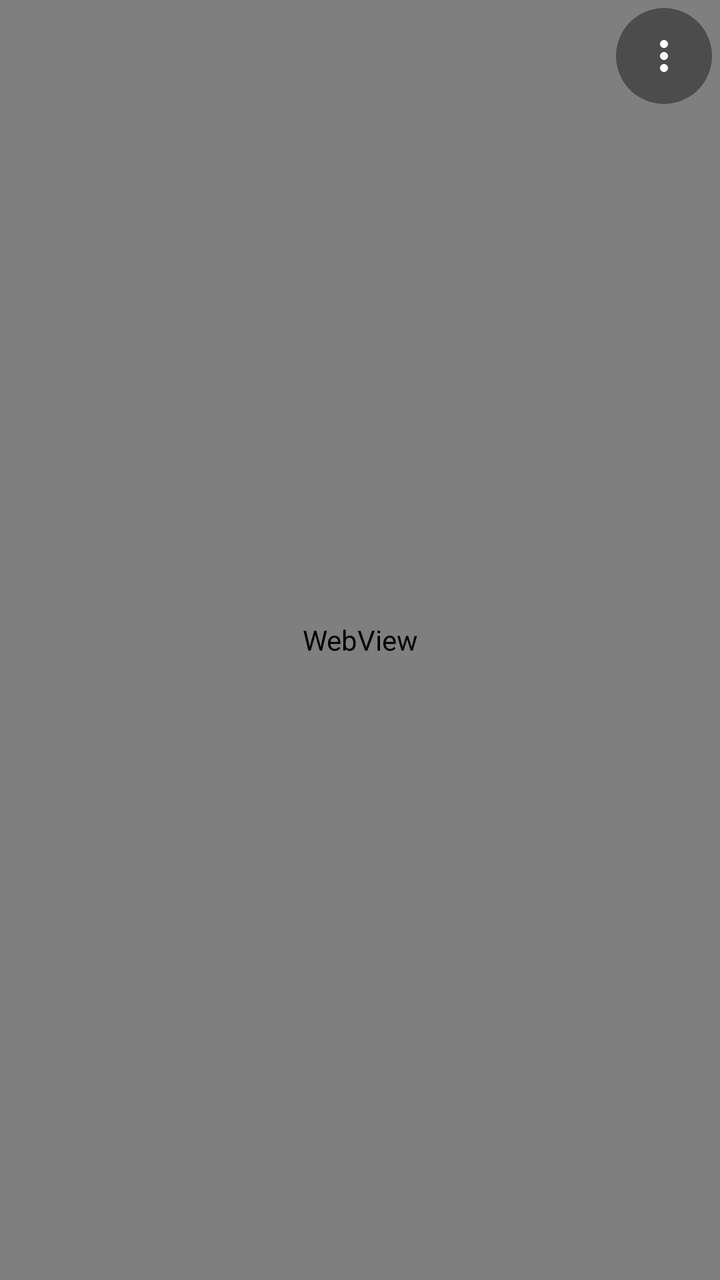
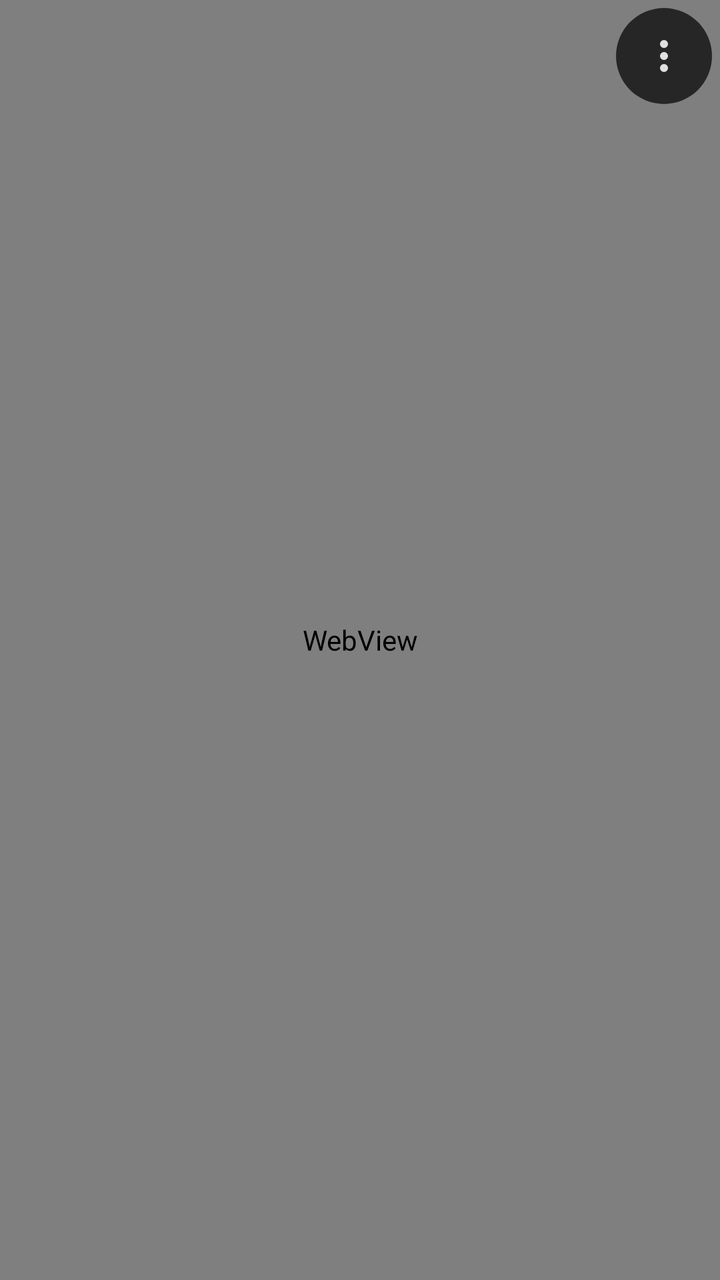

Two renders of the same Android screen: before a commit and after it. Below are the layout's source before the change and the commit's diff.
<!-- AndroidManifest.xml: activity theme AppTheme.FullScreen -->
<!-- res/layout/activity_web_browser.xml -->
<?xml version="1.0" encoding="utf-8"?>
<RelativeLayout xmlns:android="http://schemas.android.com/apk/res/android"
    xmlns:app="http://schemas.android.com/apk/res-auto"
    android:layout_width="match_parent"
    android:layout_height="match_parent">

    
    <WebView
        android:id="@+id/wv_browser"
        android:layout_width="match_parent"
        android:layout_height="match_parent" />

    
    <ProgressBar
        android:id="@+id/pb_browser_loading"
        style="?android:attr/progressBarStyleHorizontal"
        android:layout_width="match_parent"
        android:layout_height="wrap_content"
        android:layout_alignParentTop="true"
        android:visibility="gone" />

    
    <LinearLayout
        android:id="@+id/layout_floating_gnb"
        android:layout_width="match_parent"
        android:layout_height="64dp"
        android:layout_alignParentBottom="true"
        android:background="@color/colorOverlay"
        android:orientation="horizontal"
        android:gravity="center"
        android:padding="8dp"
        android:visibility="gone">

        <Button
            android:id="@+id/btn_gnb_prev"
            android:layout_width="wrap_content"
            android:layout_height="match_parent"
            android:text="@string/browser_prev"
            android:backgroundTint="@color/colorAccent"
            android:textColor="@color/colorOnAccent"
            android:layout_marginEnd="16dp" />

        <Button
            android:id="@+id/btn_gnb_next"
            android:layout_width="wrap_content"
            android:layout_height="match_parent"
            android:text="@string/browser_next"
            android:backgroundTint="@color/colorAccent"
            android:textColor="@color/colorOnAccent"
            android:layout_marginStart="16dp" />

    </LinearLayout>

    
    <RelativeLayout
        android:id="@+id/layout_quick_overlay"
        android:layout_width="match_parent"
        android:layout_height="wrap_content"
        android:layout_alignParentTop="true">

        <ImageButton
            android:id="@+id/btn_quick_handle"
            android:layout_width="48dp"
            android:layout_height="48dp"
            android:layout_alignParentTop="true"
            android:layout_alignParentEnd="true"
            android:layout_margin="4dp"
            android:background="@drawable/bg_quick_handle"
            android:contentDescription="@string/quick_menu"
            android:src="@drawable/ic_more_vert"
            app:tint="@color/colorWhite" />

        <LinearLayout
            android:id="@+id/layout_quick_toolbar"
            android:layout_width="match_parent"
            android:layout_height="56dp"
            android:layout_alignParentTop="true"
            android:layout_alignParentStart="true"
            android:layout_toStartOf="@id/btn_quick_handle"
            android:background="@color/colorOverlay"
            android:orientation="horizontal"
            android:gravity="center_vertical"
            android:visibility="gone">

        <ImageButton
            android:id="@+id/btn_quick_back"
            android:layout_width="0dp"
            android:layout_height="48dp"
            android:layout_weight="1"
            android:background="?attr/selectableItemBackgroundBorderless"
            android:contentDescription="@string/quick_back"
            android:src="@drawable/ic_arrow_back"
            app:tint="@color/colorTextPrimary" />

        <ImageButton
            android:id="@+id/btn_quick_refresh"
            android:layout_width="0dp"
            android:layout_height="48dp"
            android:layout_weight="1"
            android:background="?attr/selectableItemBackgroundBorderless"
            android:contentDescription="@string/quick_refresh"
            android:src="@drawable/ic_refresh"
            app:tint="@color/colorTextPrimary" />

        <ImageButton
            android:id="@+id/btn_quick_share"
            android:layout_width="0dp"
            android:layout_height="48dp"
            android:layout_weight="1"
            android:background="?attr/selectableItemBackgroundBorderless"
            android:contentDescription="@string/quick_share"
            android:src="@drawable/ic_share"
            app:tint="@color/colorTextPrimary" />

        <ImageButton
            android:id="@+id/btn_quick_toggle"
            android:layout_width="0dp"
            android:layout_height="48dp"
            android:layout_weight="1"
            android:background="?attr/selectableItemBackgroundBorderless"
            android:contentDescription="@string/quick_tune_off"
            android:src="@drawable/ic_toggle_on"
            app:tint="@color/colorTextPrimary" />

        <ImageButton
            android:id="@+id/btn_quick_edit"
            android:layout_width="0dp"
            android:layout_height="48dp"
            android:layout_weight="1"
            android:background="?attr/selectableItemBackgroundBorderless"
            android:contentDescription="@string/quick_edit_tune"
            android:src="@drawable/ic_edit"
            app:tint="@color/colorTextPrimary" />

        </LinearLayout>

        <TextView
            android:id="@+id/tv_tune_status"
            android:layout_width="wrap_content"
            android:layout_height="wrap_content"
            android:layout_below="@id/btn_quick_handle"
            android:layout_centerHorizontal="true"
            android:layout_marginTop="4dp"
            android:paddingHorizontal="12dp"
            android:paddingVertical="6dp"
            android:background="@color/colorOverlay"
            android:textColor="@color/colorWhite"
            android:textSize="12sp"
            android:visibility="gone" />

    </RelativeLayout>

</RelativeLayout>
<!-- resources referenced by this layout -->
<resources>
  <color name="colorAccent">#ff4103</color>
  <color name="colorOnAccent">#171717</color>
  <color name="colorOverlay">#80000000</color>
  <color name="colorTextPrimary">#E0E0E0</color>
  <color name="colorWhite">#FFFFFF</color>
  <!-- drawable bg_quick_handle (drawable) -->
  <?xml version="1.0" encoding="utf-8"?>
  <shape xmlns:android="http://schemas.android.com/apk/res/android" android:shape="oval">
      <solid android:color="#66000000" />
  </shape>
  <!-- drawable ic_arrow_back (drawable) -->
  <vector xmlns:android="http://schemas.android.com/apk/res/android"
      android:width="24dp"
      android:height="24dp"
      android:viewportWidth="960"
      android:viewportHeight="960"
      android:tint="?attr/colorControlNormal"
      android:autoMirrored="true">
    <path
        android:fillColor="@android:color/white"
        android:pathData="M313,520L537,744L480,800L160,480L480,160L537,216L313,440L800,440L800,520L313,520Z"/>
  </vector>
  <!-- drawable ic_edit (drawable) -->
  <vector xmlns:android="http://schemas.android.com/apk/res/android"
      android:width="24dp"
      android:height="24dp"
      android:viewportWidth="960"
      android:viewportHeight="960"
      android:tint="?attr/colorControlNormal">
    <path
        android:fillColor="@android:color/white"
        android:pathData="M200,760L257,760L648,369L591,312L200,703L200,760ZM120,840L120,670L648,143Q660,132 674.5,126Q689,120 705,120Q721,120 736,126Q751,132 762,144L817,200Q829,211 834.5,226Q840,241 840,256Q840,272 834.5,286.5Q829,301 817,313L290,840L120,840ZM760,256L760,256L704,200L704,200L760,256ZM619,341L591,312L591,312L648,369L648,369L619,341Z"/>
  </vector>
  <!-- drawable ic_refresh (drawable) -->
  <vector xmlns:android="http://schemas.android.com/apk/res/android"
      android:width="24dp"
      android:height="24dp"
      android:viewportWidth="960"
      android:viewportHeight="960"
      android:tint="?attr/colorControlNormal">
    <path
        android:fillColor="@android:color/white"
        android:pathData="M480,800Q346,800 253,707Q160,614 160,480Q160,346 253,253Q346,160 480,160Q549,160 612,188.5Q675,217 720,270L720,160L800,160L800,440L520,440L520,360L688,360Q656,304 600.5,272Q545,240 480,240Q380,240 310,310Q240,380 240,480Q240,580 310,650Q380,720 480,720Q557,720 619,676Q681,632 706,560L790,560Q762,666 676,733Q590,800 480,800Z"/>
  </vector>
  <string name="browser_next">Next ▷</string>
  <string name="browser_prev">◁ Prev</string>
  <string name="quick_back">Back</string>
  <string name="quick_edit_tune">Edit Tune on this page</string>
  <string name="quick_menu">Quick menu</string>
  <string name="quick_refresh">Refresh</string>
  <string name="quick_share">Share address</string>
  <string name="quick_tune_off">Turn Tune off</string>
  <style name="AppTheme.FullScreen" parent="Theme.AppCompat.NoActionBar">
          <item name="colorPrimary">@color/colorPrimary</item>
          <item name="colorPrimaryDark">@color/colorPrimaryDark</item>
          <item name="colorAccent">@color/colorAccent</item>
          <item name="android:windowFullscreen">true</item>
          <item name="android:windowContentOverlay">@null</item>
          <item name="android:windowBackground">@color/colorBackground</item>
      </style>
  <color name="colorPrimary">#1e1e1e</color>
  <color name="colorPrimaryDark">#171717</color>
  <color name="colorBackground">#171717</color>
  <!-- unchanged entries left out for length: 3 -->
</resources>

<!-- the commit's change to res/layout/activity_web_browser.xml (unified diff, before → after) -->
@@ -25,7 +25,7 @@
         android:layout_width="match_parent"
         android:layout_height="64dp"
         android:layout_alignParentBottom="true"
-        android:background="@color/colorOverlay"
+        android:background="@color/scrim"
         android:orientation="horizontal"
         android:gravity="center"
         android:padding="8dp"
@@ -36,8 +36,6 @@
             android:layout_width="wrap_content"
             android:layout_height="match_parent"
             android:text="@string/browser_prev"
-            android:backgroundTint="@color/colorAccent"
-            android:textColor="@color/colorOnAccent"
             android:layout_marginEnd="16dp" />
 
         <Button
@@ -45,8 +43,6 @@
             android:layout_width="wrap_content"
             android:layout_height="match_parent"
             android:text="@string/browser_next"
-            android:backgroundTint="@color/colorAccent"
-            android:textColor="@color/colorOnAccent"
             android:layout_marginStart="16dp" />
 
     </LinearLayout>
@@ -68,7 +64,7 @@
             android:background="@drawable/bg_quick_handle"
             android:contentDescription="@string/quick_menu"
             android:src="@drawable/ic_more_vert"
-            app:tint="@color/colorWhite" />
+            app:tint="@color/onSurface" />
 
         <LinearLayout
             android:id="@+id/layout_quick_toolbar"
@@ -77,7 +73,7 @@
             android:layout_alignParentTop="true"
             android:layout_alignParentStart="true"
             android:layout_toStartOf="@id/btn_quick_handle"
-            android:background="@color/colorOverlay"
+            android:background="@color/scrim"
             android:orientation="horizontal"
             android:gravity="center_vertical"
             android:visibility="gone">
@@ -90,7 +86,7 @@
             android:background="?attr/selectableItemBackgroundBorderless"
             android:contentDescription="@string/quick_back"
             android:src="@drawable/ic_arrow_back"
-            app:tint="@color/colorTextPrimary" />
+            app:tint="@color/onSurface" />
 
         <ImageButton
             android:id="@+id/btn_quick_refresh"
@@ -100,7 +96,7 @@
             android:background="?attr/selectableItemBackgroundBorderless"
             android:contentDescription="@string/quick_refresh"
             android:src="@drawable/ic_refresh"
-            app:tint="@color/colorTextPrimary" />
+            app:tint="@color/onSurface" />
 
         <ImageButton
             android:id="@+id/btn_quick_share"
@@ -110,7 +106,7 @@
             android:background="?attr/selectableItemBackgroundBorderless"
             android:contentDescription="@string/quick_share"
             android:src="@drawable/ic_share"
-            app:tint="@color/colorTextPrimary" />
+            app:tint="@color/onSurface" />
 
         <ImageButton
             android:id="@+id/btn_quick_toggle"
@@ -120,7 +116,7 @@
             android:background="?attr/selectableItemBackgroundBorderless"
             android:contentDescription="@string/quick_tune_off"
             android:src="@drawable/ic_toggle_on"
-            app:tint="@color/colorTextPrimary" />
+            app:tint="@color/onSurface" />
 
         <ImageButton
             android:id="@+id/btn_quick_edit"
@@ -130,7 +126,7 @@
             android:background="?attr/selectableItemBackgroundBorderless"
             android:contentDescription="@string/quick_edit_tune"
             android:src="@drawable/ic_edit"
-            app:tint="@color/colorTextPrimary" />
+            app:tint="@color/onSurface" />
 
         </LinearLayout>
 
@@ -142,10 +138,10 @@
             android:layout_centerHorizontal="true"
             android:layout_marginTop="4dp"
             android:paddingHorizontal="12dp"
-            android:paddingVertical="6dp"
-            android:background="@color/colorOverlay"
-            android:textColor="@color/colorWhite"
-            android:textSize="12sp"
+            android:paddingVertical="4dp"
+            android:background="@color/scrim"
+            android:textAppearance="?attr/textAppearanceBodySmall"
+            android:textColor="@color/onSurface"
             android:visibility="gone" />
 
     </RelativeLayout>
<!-- resource entries referenced after the edit -->
@@ -1,14 +1,11 @@
 <!-- resources referenced by this layout -->
 <resources>
-  <color name="colorAccent">#ff4103</color>
-  <color name="colorOnAccent">#171717</color>
-  <color name="colorOverlay">#80000000</color>
-  <color name="colorTextPrimary">#E0E0E0</color>
-  <color name="colorWhite">#FFFFFF</color>
+  <color name="onSurface">#E0E0E0</color>
+  <color name="scrim">#D9171717</color>
   <!-- drawable bg_quick_handle (drawable) -->
   <?xml version="1.0" encoding="utf-8"?>
   <shape xmlns:android="http://schemas.android.com/apk/res/android" android:shape="oval">
-      <solid android:color="#66000000" />
+      <solid android:color="@color/scrim" />
   </shape>
   <!-- drawable ic_arrow_back (drawable) -->
   <vector xmlns:android="http://schemas.android.com/apk/res/android"
@@ -52,17 +49,10 @@
   <string name="quick_refresh">Refresh</string>
   <string name="quick_share">Share address</string>
   <string name="quick_tune_off">Turn Tune off</string>
-  <style name="AppTheme.FullScreen" parent="Theme.AppCompat.NoActionBar">
-          <item name="colorPrimary">@color/colorPrimary</item>
-          <item name="colorPrimaryDark">@color/colorPrimaryDark</item>
-          <item name="colorAccent">@color/colorAccent</item>
+  <style name="AppTheme.FullScreen">
           <item name="android:windowFullscreen">true</item>
           <item name="android:windowContentOverlay">@null</item>
-          <item name="android:windowBackground">@color/colorBackground</item>
       </style>
-  <color name="colorPrimary">#1e1e1e</color>
-  <color name="colorPrimaryDark">#171717</color>
-  <color name="colorBackground">#171717</color>
   <!-- unchanged entries left out for length: 3 -->
 </resources>
 
